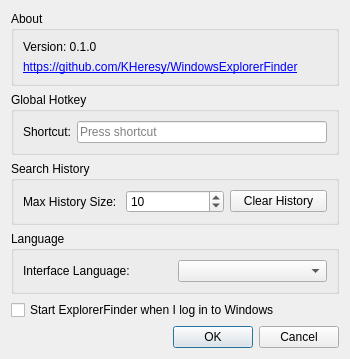
Before: the Qt Designer form ExplorerSelector/SettingsDialog.ui in KHeresy/WindowsExplorerFinder, drawn with Qt 5.
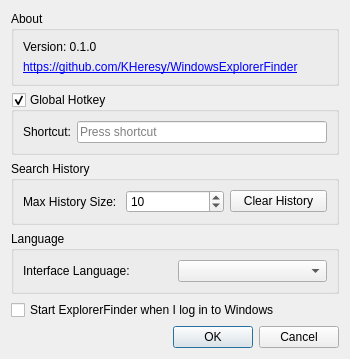
After: the same form once the commit is applied.

Commit message: allow to disable hotkey

Diff of the .ui file:
```diff
--- a/ExplorerSelector/SettingsDialog.ui
+++ b/ExplorerSelector/SettingsDialog.ui
@@ -45,6 +45,9 @@
      <property name="title">
       <string>Global Hotkey</string>
      </property>
+     <property name="checkable">
+      <bool>true</bool>
+     </property>
      <layout class="QHBoxLayout" name="horizontalLayout">
       <item>
        <widget class="QLabel" name="label">
```
The commit also changes 2 other files.
